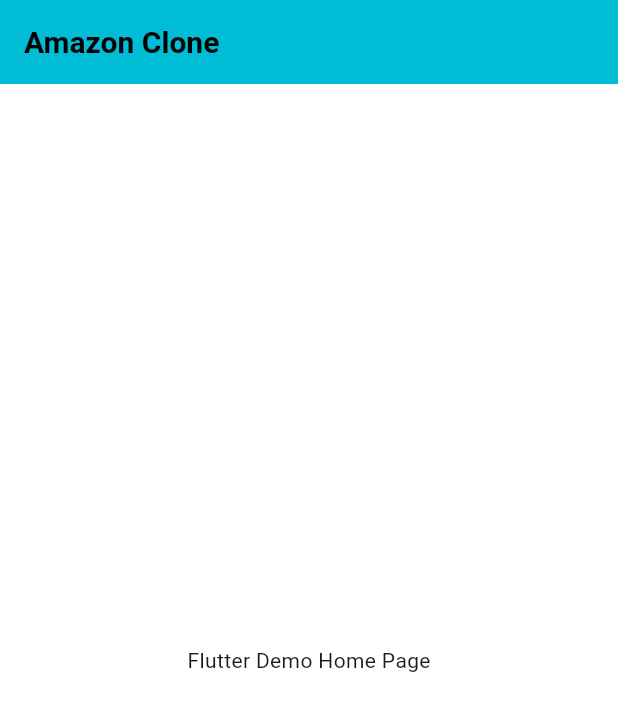
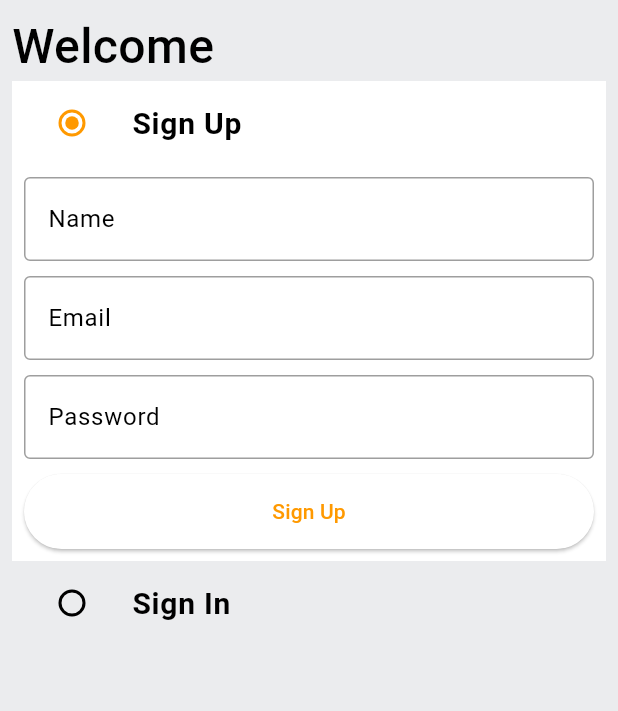
Before and after one commit to phongdz76/Amazon-, a Flutter app: the screen it shows after launch, on a phone screen of 412 x 824 dp. Shown: the top 711 px of the screen. Run offline on Flutter 3.47's test engine with Material 3 defaults, Android fonts, the phone set to English and light mode, and no system bars.

Commit message:
Create Custom_Button, Custom_Textfield, Sign Up + Sign In

```diff
--- /dev/null
+++ b/amazon_clone/lib/common/widgets/custom_button.dart
@@ -0,0 +1,24 @@
+import 'package:flutter/material.dart';
+
+class CustomButton extends StatelessWidget {
+  final String text;
+  final VoidCallback onTap;
+  const CustomButton({
+    super.key,
+    required this.text,
+    required this.onTap,
+  });
+
+  @override
+  Widget build(BuildContext context) {
+    return ElevatedButton(
+      onPressed: onTap,
+      style: ElevatedButton.styleFrom(
+        minimumSize: const Size(double.infinity, 50), // Chiều rộng đầy đủ, chiều cao 50
+      ),
+      child: Text(
+        text,
+      ),
+    );
+  }
+}
--- /dev/null
+++ b/amazon_clone/lib/common/widgets/custom_textfield.dart
@@ -0,0 +1,40 @@
+import 'package:flutter/material.dart';
+
+class CustomTextField extends StatelessWidget {
+  final TextEditingController controller;
+  final String hintText;
+  final int maxLines;
+
+  const CustomTextField({
+    super.key,
+    required this.controller,
+    required this.hintText,
+    this.maxLines = 1,
+  });
+
+  @override
+  Widget build(BuildContext context) {
+    return TextFormField(
+      controller: controller,
+      decoration: InputDecoration(
+        hintText: hintText,
+        border: const OutlineInputBorder(
+          borderSide: BorderSide(
+            color: Colors.black38,
+          ),
+        ),
+        enabledBorder: const OutlineInputBorder(
+          borderSide: BorderSide(
+            color: Colors.black38,
+          ),
+        ),
+      ),
+      validator: (val) {
+        if (val == null || val.isEmpty) {
+          return 'Please enter $hintText';
+        }
+        return null;
+      },
+    );
+  }
+}
--- /dev/null
+++ b/amazon_clone/lib/features/auth/screens/auth_screen.dart
@@ -0,0 +1,160 @@
+import 'package:amazon_clone/common/widgets/custom_button.dart';
+import 'package:amazon_clone/constants/global_variables.dart';
+import 'package:flutter/material.dart';
+import 'package:amazon_clone/common/widgets/custom_textfield.dart';
+
+enum Auth {
+  signUp,
+  signIn,
+}
+
+class AuthScreen extends StatefulWidget {
+  static const String routeName = '/auth-screen';
+  const AuthScreen({super.key});
+
+  @override
+  State<AuthScreen> createState() => _AuthScreenState();
+}
+
+class _AuthScreenState extends State<AuthScreen> {
+  Auth _auth = Auth.signUp;
+  final _signUpFormKey = GlobalKey<FormState>();
+  final _signInFormKey = GlobalKey<FormState>();
+
+final TextEditingController _emailController = TextEditingController();
+final TextEditingController _passwordController = TextEditingController();
+final TextEditingController _nameController = TextEditingController();
+
+@override
+void dispose() {
+  _emailController.dispose();
+  _passwordController.dispose();
+  _nameController.dispose();
+  super.dispose();
+}
+
+  @override
+  Widget build(BuildContext context) {
+    return Scaffold(
+      backgroundColor: GlobalVariables.greyBackgroundCOlor,
+      body: SafeArea(
+        child: Padding(
+          padding: const EdgeInsets.all(8.0),
+          child: Column(
+            crossAxisAlignment: CrossAxisAlignment.start,
+            children: [
+              const Text(
+                'Welcome',
+                style: TextStyle(
+                  fontSize: 32,
+                  fontWeight: FontWeight.w500,
+                  ),
+                ),
+              ListTile(
+                tileColor: _auth == Auth.signUp
+                    ? GlobalVariables.backgroundColor
+                    : GlobalVariables.greyBackgroundCOlor,
+                title: const Text(
+                  'Sign Up',
+                  style: TextStyle(
+                    fontSize: 20,
+                    fontWeight: FontWeight.bold,
+                  ),
+                ),
+              leading: Radio(
+                activeColor: GlobalVariables.secondaryColor,
+                value: Auth.signUp,
+                groupValue: _auth,
+                onChanged: (Auth? val) {
+                  setState(() {
+                    _auth = val!;
+                  });
+                },
+                ),
+              ),
+              if(_auth == Auth.signUp)
+               Container(
+                padding: const EdgeInsets.all(8.0),
+                color: GlobalVariables.backgroundColor,
+                 child: Form(
+                  key: _signUpFormKey,
+                  child: Column(
+                    children: [
+                      CustomTextField(
+                        controller: _nameController,
+                        hintText: 'Name',
+                        ),
+                      const SizedBox(height: 10),
+                      CustomTextField(
+                        controller: _emailController,
+                        hintText: 'Email',
+                        ),
+                      const SizedBox(height: 10),
+                      CustomTextField(
+                        controller: _passwordController,
+                        hintText: 'Password',
+                        ),
+                    const SizedBox(height: 10),
+                      CustomButton(
+                        text: 'Sign Up',
+                        onTap: () {},
+                      )
+                    ],
+                  ),
+                 ),
+               ),
+              ListTile(
+                tileColor: _auth == Auth.signIn
+                    ? GlobalVariables.backgroundColor
+                    : GlobalVariables.greyBackgroundCOlor,
+                title: const Text(
+                  'Sign In',
+                  style: TextStyle(
+                    fontSize: 20,
+                    fontWeight: FontWeight.bold,
+                  ),
+                ),
+              leading: Radio(
+                activeColor: GlobalVariables.secondaryColor,
+                value: Auth.signIn,
+                groupValue: _auth,
+                onChanged: (Auth? val) {
+                  setState(() {
+                    _auth = val!;
+                  });
+                },
+                ),
+              ),
+              if(_auth == Auth.signIn)
+               Container(
+                padding: const EdgeInsets.all(8.0),
+                color: GlobalVariables.backgroundColor,
+                 child: Form(
+                  key: _signInFormKey,
+                  child: Column(
+                    children: [
+                      CustomTextField(
+                        controller: _emailController,
+                        hintText: 'Email',
+                        ),
+                      const SizedBox(height: 10),
+                      CustomTextField(
+                        controller: _passwordController,
+                        hintText: 'Password',
+                        ),
+                    const SizedBox(height: 10),
+                      CustomButton(
+                        text: 'Sign In',
+                        onTap: () {},
+                      )
+                    ],
+                  ),
+                 ),
+               ),
+            ],
+          ),
+        ),
+        )
+    );
+  }
+}
--- a/amazon_clone/lib/main.dart
+++ b/amazon_clone/lib/main.dart
@@ -1,5 +1,7 @@
 import 'package:amazon_clone/constants/global_variables.dart';
+import 'package:amazon_clone/features/auth/screens/auth_screen.dart';
 import 'package:flutter/material.dart';
+import 'package:amazon_clone/router.dart';
 
 void main() {
   runApp(const MyApp());
@@ -8,13 +10,15 @@ void main() {
 class MyApp extends StatelessWidget {
   const MyApp({super.key});
 
-
   @override
   Widget build(BuildContext context) {
     return MaterialApp(
       title: 'Amazon Clone',
       theme: ThemeData(
         scaffoldBackgroundColor: GlobalVariables.backgroundColor,
+        colorScheme: const ColorScheme.light(
+          primary: GlobalVariables.secondaryColor,
+        ),
         appBarTheme: AppBarTheme(
           color: Colors.transparent,
           elevation: 0,
@@ -26,17 +30,8 @@ class MyApp extends StatelessWidget {
           ),
         ),
       ),
-      home: Scaffold(
-        appBar: AppBar(
-          title: const Text('Amazon Clone'),
-          backgroundColor: Colors.cyan,
-        ),
-        body: Center(
-          child: Text(
-            'Flutter Demo Home Page',
-          ),
-        ),
-      ),
+      onGenerateRoute: (settings) => generateRoute(settings),
+      home: const AuthScreen(),
     );
   }
 }
--- /dev/null
+++ b/amazon_clone/lib/router.dart
@@ -0,0 +1,22 @@
+import 'package:amazon_clone/features/auth/screens/auth_screen.dart';
+import 'package:flutter/material.dart';
+
+Route<dynamic> generateRoute(RouteSettings routeSetting){
+  switch(routeSetting.name) {
+     case AuthScreen.routeName:
+      return MaterialPageRoute(
+        settings: routeSetting,
+        builder: (context) => const AuthScreen(),
+      );
+
+      default:
+      return MaterialPageRoute(
+        settings: routeSetting,
+        builder: (context) => const Scaffold(
+          body: Center(
+            child: Text('Page not found'),
+          ),
+        ),
+      );
+  }
+}
```
